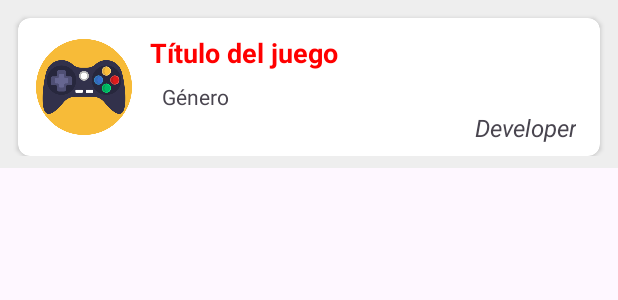
After one commit to diplomoviles/VideoGamesDB, an Android app: the layout game_element.xml on its own in the app's theme, with its tools: preview values and no code run, on a phone screen of 412 x 824 dp. The commit adds this screen. Shown: the top 300 px of the screen. Run offline under Robolectric (Android 15) with nearby library versions, the phone set to English and light mode, and no system bars.

Commit message:
Room implementado

```diff
--- a/app/src/main/java/com/amaurypm/videogamesdb/data/db/model/GameEntity.kt
+++ b/app/src/main/java/com/amaurypm/videogamesdb/data/db/model/GameEntity.kt
@@ -8,11 +8,12 @@ import com.amaurypm.videogamesdb.util.Constants
 @Entity(tableName = Constants.DATABASE_GAME_TABLE)
 data class GameEntity(
     @PrimaryKey(autoGenerate = true)
+    @ColumnInfo(name = "game_id")
     var id: Long = 0,
-    @ColumnInfo(name = "game_id")
+    @ColumnInfo(name = "game_title")
     var title: String,
     @ColumnInfo(name = "game_genre")
     var genre: String,
-    @ColumnInfo(name = "game_developer")
+    @ColumnInfo(name = "game_developer", defaultValue = "unknown")
     var developer: String
 )
--- /dev/null
+++ b/app/src/main/res/layout/game_element.xml
@@ -0,0 +1,92 @@
+<?xml version="1.0" encoding="utf-8"?>
+<androidx.constraintlayout.widget.ConstraintLayout xmlns:android="http://schemas.android.com/apk/res/android"
+    xmlns:app="http://schemas.android.com/apk/res-auto"
+    xmlns:tools="http://schemas.android.com/tools"
+    android:layout_width="match_parent"
+    android:layout_height="wrap_content"
+    android:background="#EEEEEE"
+    android:padding="8dp">
+
+    <androidx.cardview.widget.CardView
+        android:id="@+id/cardView"
+        android:layout_width="match_parent"
+        android:layout_height="wrap_content"
+        android:layout_margin="4dp"
+        android:elevation="32dp"
+        app:cardCornerRadius="8dp"
+        app:layout_constraintEnd_toEndOf="parent"
+        app:layout_constraintStart_toStartOf="parent"
+        app:layout_constraintTop_toTopOf="parent">
+
+        <androidx.constraintlayout.widget.ConstraintLayout
+            android:layout_width="match_parent"
+            android:layout_height="wrap_content">
+
+            <ImageView
+                android:id="@+id/ivIcon"
+                android:layout_width="72dp"
+                android:layout_height="72dp"
+                android:layout_margin="8dp"
+                android:contentDescription="Imagen"
+                android:outlineProvider="bounds"
+                android:padding="4dp"
+                android:scaleType="centerCrop"
+                android:src="@drawable/gamepad"
+                app:layout_constraintBottom_toBottomOf="parent"
+                app:layout_constraintStart_toStartOf="parent"
+                app:layout_constraintTop_toTopOf="parent" />
+
+            <TextView
+                android:id="@+id/tvTitle"
+                android:layout_width="0dp"
+                android:layout_height="wrap_content"
+                android:layout_marginStart="8dp"
+                android:layout_marginEnd="8dp"
+                android:textColor="#FF0000"
+                android:textSize="18sp"
+                android:textStyle="bold"
+                app:layout_constraintBottom_toBottomOf="parent"
+                app:layout_constraintEnd_toEndOf="parent"
+                app:layout_constraintHorizontal_bias="0.0"
+                app:layout_constraintStart_toEndOf="@+id/ivIcon"
+                app:layout_constraintTop_toTopOf="parent"
+                app:layout_constraintVertical_bias="0.16"
+                tools:text="Título del juego" />
+
+            <TextView
+                android:id="@+id/tvGenre"
+                android:layout_width="0dp"
+                android:layout_height="wrap_content"
+                android:layout_marginStart="16dp"
+                android:layout_marginEnd="8dp"
+                android:textSize="14sp"
+                app:layout_constraintBottom_toBottomOf="parent"
+                app:layout_constraintEnd_toEndOf="parent"
+                app:layout_constraintHorizontal_bias="0.0"
+                app:layout_constraintStart_toEndOf="@id/ivIcon"
+                app:layout_constraintTop_toBottomOf="@id/tvTitle"
+                app:layout_constraintVertical_bias="0.2"
+                tools:text="Género" />
+
+            <TextView
+                android:id="@+id/tvDeveloper"
+                android:layout_width="0dp"
+                android:layout_height="wrap_content"
+                android:layout_marginEnd="16dp"
+                android:layout_marginBottom="8dp"
+                android:gravity="end"
+                android:textSize="16sp"
+                android:textStyle="italic"
+                app:layout_constraintBottom_toBottomOf="parent"
+                app:layout_constraintEnd_toEndOf="parent"
+                app:layout_constraintStart_toEndOf="@id/ivIcon"
+                app:layout_constraintTop_toBottomOf="@id/tvGenre"
+                tools:text="Developer" />
+
+
+        </androidx.constraintlayout.widget.ConstraintLayout>
+
+
+    </androidx.cardview.widget.CardView>
+
+</androidx.constraintlayout.widget.ConstraintLayout>
--- /dev/null
+++ b/app/src/main/res/layout/my_custom_layout.xml
@@ -0,0 +1,6 @@
+<?xml version="1.0" encoding="utf-8"?>
+<androidx.constraintlayout.widget.ConstraintLayout xmlns:android="http://schemas.android.com/apk/res/android"
+    android:layout_width="match_parent"
+    android:layout_height="match_parent">
+
+</androidx.constraintlayout.widget.ConstraintLayout>
```
Also changed, not shown: app/src/main/java/com/amaurypm/videogamesdb/application/VideoGamesDBApp.kt (+8 -0 lines), app/src/main/java/com/amaurypm/videogamesdb/data/GameRepository.kt (added, +25 -0 lines), app/src/main/java/com/amaurypm/videogamesdb/data/db/GameDao.kt (added, +35 -0 lines), app/src/main/java/com/amaurypm/videogamesdb/ui/GameAdapter.kt (added, +18 -0 lines), app/src/main/java/com/amaurypm/videogamesdb/ui/GameViewHolder.kt (added, +22 -0 lines), app/src/main/java/com/amaurypm/videogamesdb/ui/MainActivity.kt (+50 -1 lines).
